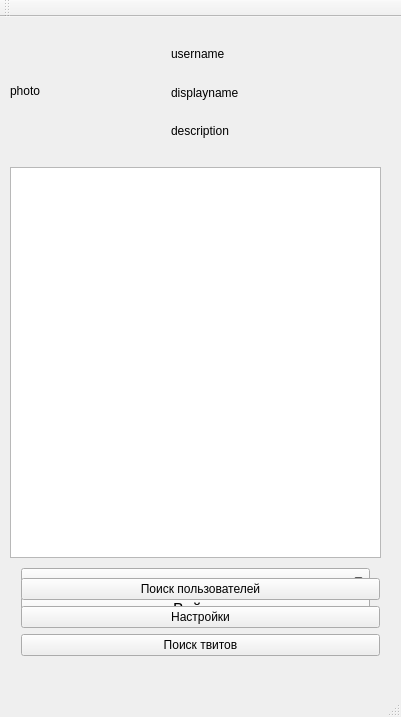
Qt form mainwindow.ui (unix-admin/ita_cource) before a commit.
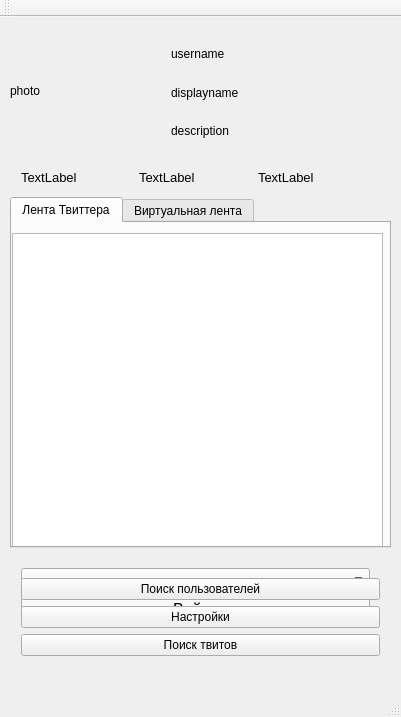
The same form after that commit.

What changed in the file:
```diff
--- a/mainwindow.ui
+++ b/mainwindow.ui
@@ -56,27 +56,6 @@
      <string/>
     </property>
    </widget>
-   <widget class="QTextEdit" name="textEdit">
-    <property name="geometry">
-     <rect>
-      <x>10</x>
-      <y>150</y>
-      <width>371</width>
-      <height>391</height>
-     </rect>
-    </property>
-    <property name="font">
-     <font>
-      <pointsize>12</pointsize>
-     </font>
-    </property>
-    <property name="cursor" stdset="0">
-     <cursorShape>ArrowCursor</cursorShape>
-    </property>
-    <property name="focusPolicy">
-     <enum>Qt::ClickFocus</enum>
-    </property>
-   </widget>
    <widget class="QLabel" name="photo">
     <property name="geometry">
      <rect>
@@ -101,7 +80,7 @@
     </property>
     <layout class="QVBoxLayout" name="verticalLayout">
      <item>
-      <widget class="QLabel" name="description">
+      <widget class="QLabel" name="username">
        <property name="text">
         <string>username</string>
        </property>
@@ -115,7 +94,7 @@
       </widget>
      </item>
      <item>
-      <widget class="QLabel" name="label">
+      <widget class="QLabel" name="description">
        <property name="text">
         <string>description</string>
        </property>
@@ -189,6 +168,119 @@
      </item>
     </layout>
    </widget>
+   <widget class="QTabWidget" name="tabWidget">
+    <property name="geometry">
+     <rect>
+      <x>10</x>
+      <y>180</y>
+      <width>381</width>
+      <height>351</height>
+     </rect>
+    </property>
+    <property name="currentIndex">
+     <number>0</number>
+    </property>
+    <widget class="QWidget" name="twitterTimeLine">
+     <attribute name="title">
+      <string>Лента Твиттера</string>
+     </attribute>
+     <widget class="QTextEdit" name="myTtwitterTimeline">
+      <property name="geometry">
+       <rect>
+        <x>0</x>
+        <y>10</y>
+        <width>371</width>
+        <height>351</height>
+       </rect>
+      </property>
+      <property name="font">
+       <font>
+        <pointsize>12</pointsize>
+       </font>
+      </property>
+      <property name="cursor" stdset="0">
+       <cursorShape>ArrowCursor</cursorShape>
+      </property>
+      <property name="focusPolicy">
+       <enum>Qt::ClickFocus</enum>
+      </property>
+     </widget>
+    </widget>
+    <widget class="QWidget" name="virtualTimeLine">
+     <attribute name="title">
+      <string>Виртуальная лента</string>
+     </attribute>
+     <widget class="QTextEdit" name="myVirtualTimeline">
+      <property name="geometry">
+       <rect>
+        <x>0</x>
+        <y>0</y>
+        <width>371</width>
+        <height>361</height>
+       </rect>
+      </property>
+      <property name="font">
+       <font>
+        <pointsize>12</pointsize>
+       </font>
+      </property>
+      <property name="cursor" stdset="0">
+       <cursorShape>ArrowCursor</cursorShape>
+      </property>
+      <property name="focusPolicy">
+       <enum>Qt::ClickFocus</enum>
+      </property>
+     </widget>
+    </widget>
+   </widget>
+   <widget class="QWidget" name="horizontalLayoutWidget">
+    <property name="geometry">
+     <rect>
+      <x>10</x>
+      <y>140</y>
+      <width>371</width>
+      <height>41</height>
+     </rect>
+    </property>
+    <layout class="QHBoxLayout" name="horizontalLayout">
+     <item>
+      <widget class="QLabel" name="tweets">
+       <property name="font">
+        <font>
+         <pointsize>10</pointsize>
+        </font>
+       </property>
+       <property name="text">
+        <string>TextLabel</string>
+       </property>
+      </widget>
+     </item>
+     <item>
+      <widget class="QLabel" name="friends">
+       <property name="font">
+        <font>
+         <pointsize>10</pointsize>
+        </font>
+       </property>
+       <property name="text">
+        <string>TextLabel</string>
+       </property>
+      </widget>
+     </item>
+     <item>
+      <widget class="QLabel" name="followers">
+       <property name="font">
+        <font>
+         <pointsize>10</pointsize>
+        </font>
+       </property>
+       <property name="text">
+        <string>TextLabel</string>
+       </property>
+      </widget>
+     </item>
+    </layout>
+   </widget>
   </widget>
   <widget class="QMenuBar" name="menuBar">
    <property name="geometry">
```
